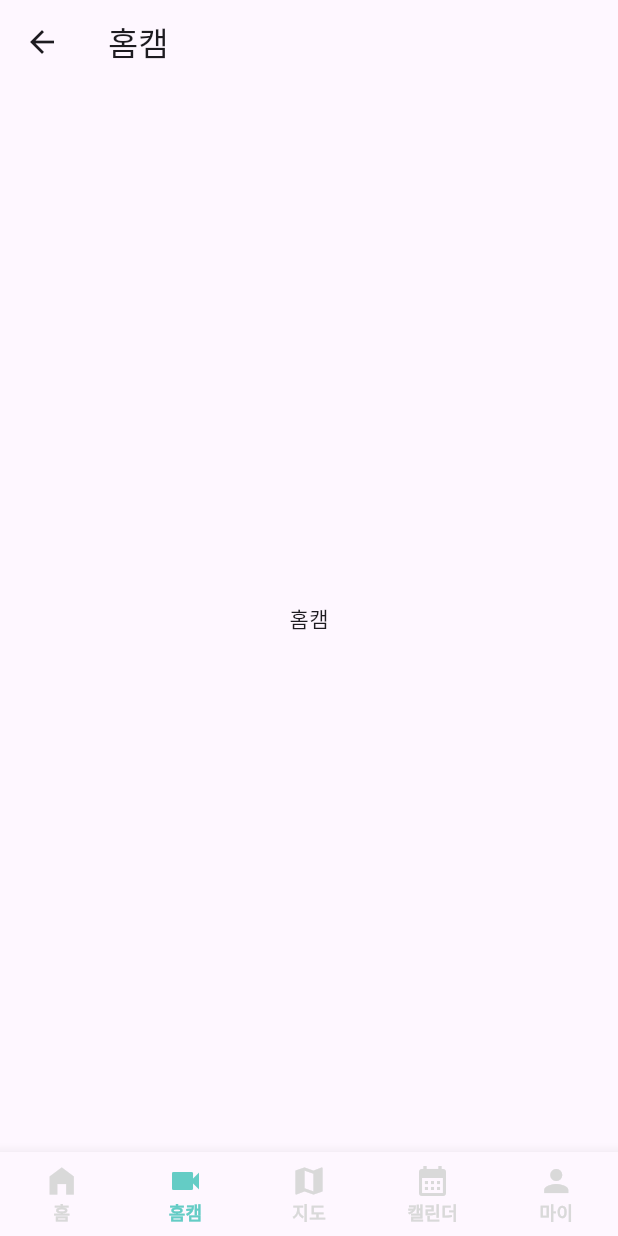
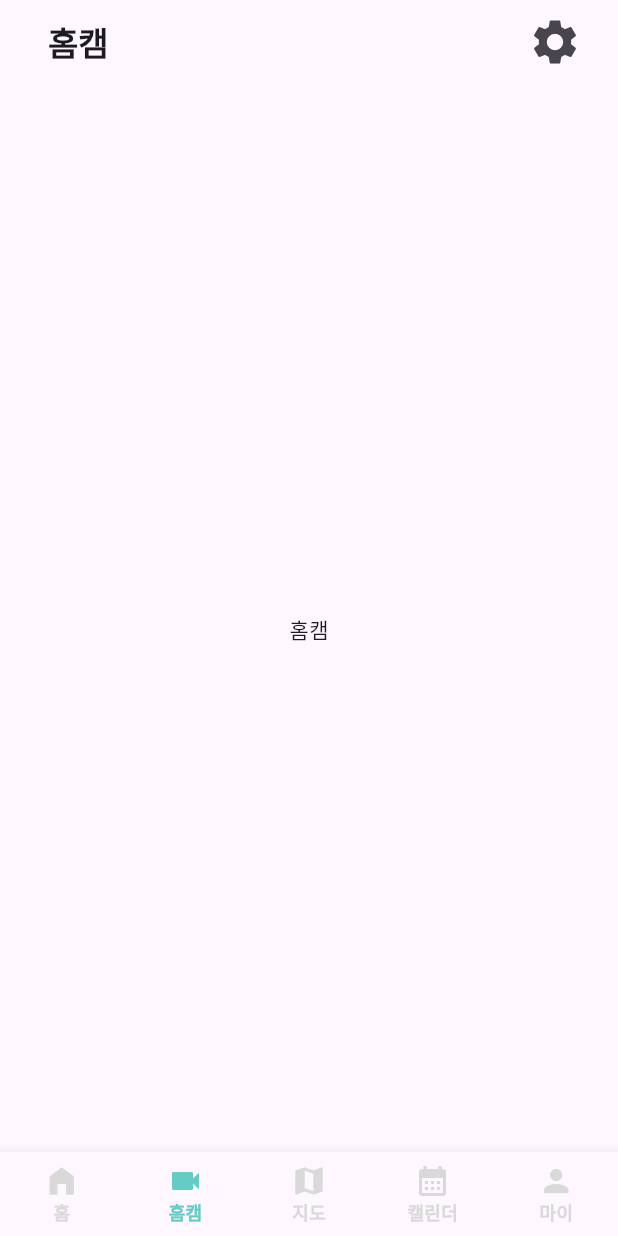
Before and after one commit to SMU-25/frontend, a Flutter app: the screen it shows after launch, item 2 of the bottom bar chosen, on a phone screen of 412 x 824 dp. Run offline on Flutter 3.47's test engine with Material 3 defaults, Android fonts, the phone set to English and light mode, and no system bars; our stand-ins replace email_validator.

Commit message:
🔨 [Refactor] root_tab.dart의 AppBar 컴포넌트 분리

```diff
--- /dev/null
+++ b/lib/common/component/custom_appbar_root_tab.dart
@@ -0,0 +1,40 @@
+import 'package:flutter/material.dart';
+
+class CustomAppbarRootTab extends StatelessWidget implements PreferredSizeWidget {
+  final String title;
+  final VoidCallback? onPressed;
+  final double height;
+
+  const CustomAppbarRootTab({
+    required this.title,
+    required this.onPressed,
+    required this.height,
+    super.key,
+  });
+
+  @override
+  Widget build(BuildContext context) {
+    return AppBar(
+      automaticallyImplyLeading: false,
+      title: Padding(
+        padding: const EdgeInsets.symmetric(horizontal: 16.0),
+        child: Text(title, style: TextStyle(fontWeight: FontWeight.w900)),
+      ),
+      actions: [
+        Padding(
+          padding: const EdgeInsets.symmetric(horizontal: 16.0),
+          child: IconButton(
+            onPressed: onPressed,
+            icon: Icon(
+              Icons.settings,
+              size: 36,
+            ),
+          ),
+        ),
+      ],
+    );
+  }
+
+  @override
+  Size get preferredSize => Size.fromHeight(height);
+}
--- a/lib/common/view/root_tab.dart
+++ b/lib/common/view/root_tab.dart
@@ -1,4 +1,5 @@
 import 'package:flutter/material.dart';
+import 'package:team_project_front/common/component/custom_appbar_root_tab.dart';
 import 'package:team_project_front/common/component/custom_navigation_bar.dart';
 import 'package:team_project_front/home/view/home.dart';
 import 'package:team_project_front/mypage/view/my_screen.dart';
@@ -67,41 +68,52 @@ class _RootTabState extends State<RootTab> with SingleTickerProviderStateMixin {
     });
   }
 
-  AppBar? _buildAppBar() {
+  PreferredSizeWidget? _buildAppBar() {
     switch (currentIndex) {
       case 0:
         return null;
-      case 1:
-        return AppBar(title: Text('홈캠'));
       case 2:
         return null;
+      case 1:
       case 3:
-        return AppBar(title: Text('캘린더'));
       case 4:
-        return AppBar(
-          title: Padding(
-            padding: const EdgeInsets.symmetric(horizontal: 16.0),
-            child: Text('마이페이지', style: TextStyle(fontWeight: FontWeight.w900)),
-          ),
-          actions: [
-            Padding(
-              padding: const EdgeInsets.symmetric(horizontal: 16.0),
-              child: IconButton(
-                  onPressed: () {
-                    Navigator.of(context).push(
-                      MaterialPageRoute(builder: (context) => SettingsScreen())
-                    );
-                  },
-                  icon: Icon(
-                    Icons.settings,
-                    size: 36,
-                  ),
-              ),
-            ),
-          ],
+        return CustomAppbarRootTab(
+          title: getAppBarTitle(),
+          height: getAppBarHeight(),
+          onPressed: () {
+            Navigator.of(context).push(
+                MaterialPageRoute(builder: (context) => SettingsScreen())
+            );
+          },
         );
       default:
         return null;
     }
   }
+
+  String getAppBarTitle() {
+    switch (currentIndex) {
+      case 1:
+        return '홈캠';
+      case 3:
+        return '캘린더';
+      case 4:
+        return '마이페이지';
+      default:
+        return '';
+    }
+  }
+
+  double getAppBarHeight() {
+    switch (currentIndex) {
+      case 1:  // 홈캠
+        return 70.0;
+      case 3:  // 캘린더
+        return 70.0;
+      case 4:  // 마이페이지
+        return 70.0;
+      default:
+        return 70.0;  // 기본값
+    }
+  }
 }
```
